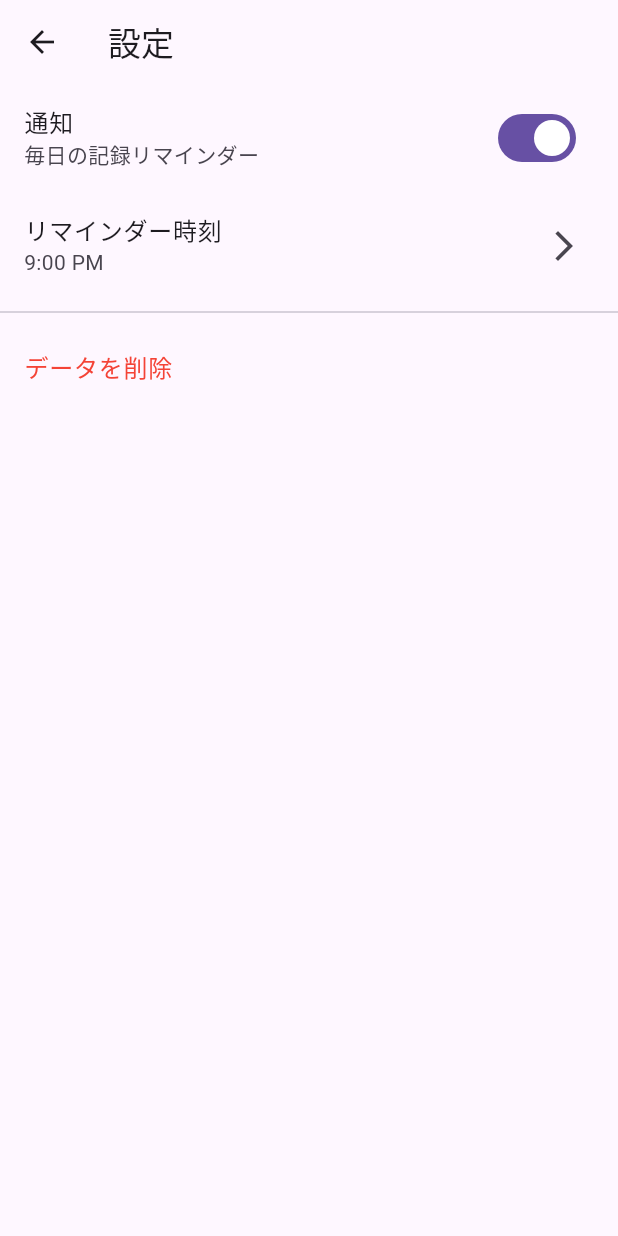
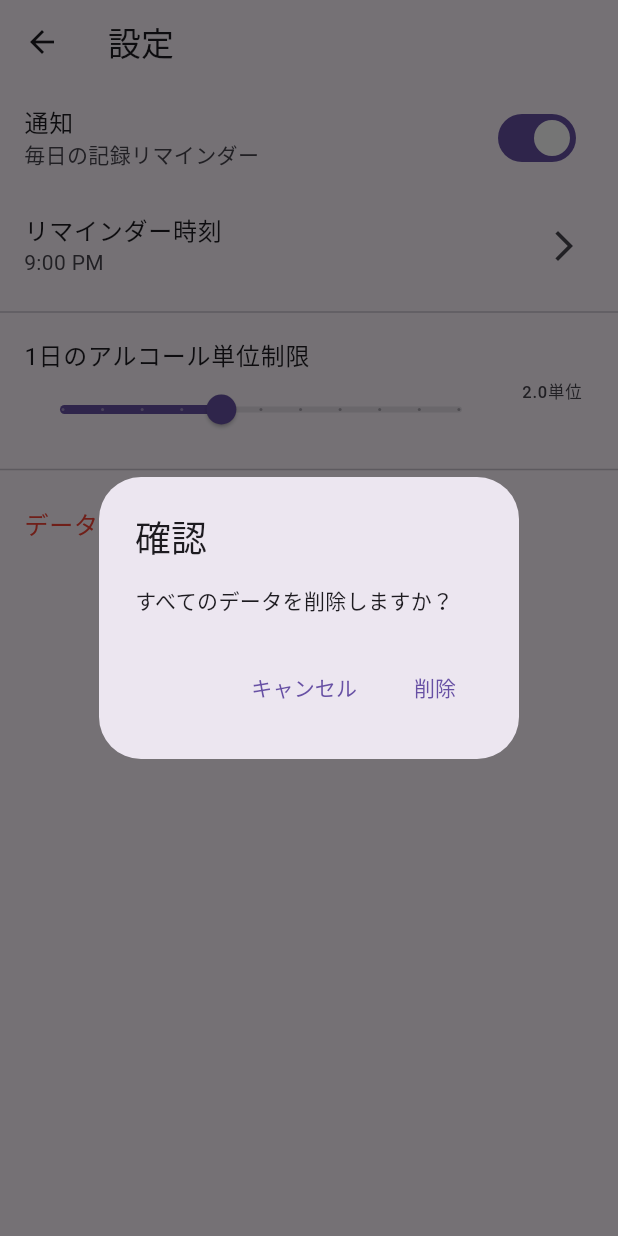
Before and after one commit to cbryotaro/alcohol_counter, a Flutter app: the SettingsScreen screen opened directly, after a tap on "データを削除", on a phone screen of 412 x 824 dp. Run offline on Flutter 3.47's test engine with Material 3 defaults, Android fonts, the phone set to English and light mode, and no system bars; our stand-ins replace shared_preferences; accounts and stored records are empty.

Commit message:
アルコール目安をアプリに永続化

```diff
--- a/lib/screens/settings_screen.dart
+++ b/lib/screens/settings_screen.dart
@@ -1,4 +1,5 @@
 import 'package:flutter/material.dart';
+import 'package:shared_preferences/shared_preferences.dart';
 
 class SettingsScreen extends StatefulWidget {
   const SettingsScreen({super.key});
@@ -8,8 +9,35 @@ class SettingsScreen extends StatefulWidget {
 }
 
 class _SettingsScreenState extends State<SettingsScreen> {
+  late SharedPreferences _prefs;
   bool _enableNotifications = true;
   TimeOfDay _reminderTime = const TimeOfDay(hour: 21, minute: 0);
+  double _dailyLimit = 2.0;
+
+  @override
+  void initState() {
+    super.initState();
+    _loadSettings();
+  }
+
+  Future<void> _loadSettings() async {
+    _prefs = await SharedPreferences.getInstance();
+    setState(() {
+      _enableNotifications = _prefs.getBool('enableNotifications') ?? true;
+      _reminderTime = TimeOfDay(
+        hour: _prefs.getInt('reminderHour') ?? 21,
+        minute: _prefs.getInt('reminderMinute') ?? 0,
+      );
+      _dailyLimit = _prefs.getDouble('dailyLimit') ?? 2.0;
+    });
+  }
+
+  Future<void> _saveSettings() async {
+    await _prefs.setBool('enableNotifications', _enableNotifications);
+    await _prefs.setInt('reminderHour', _reminderTime.hour);
+    await _prefs.setInt('reminderMinute', _reminderTime.minute);
+    await _prefs.setDouble('dailyLimit', _dailyLimit);
+  }
 
   @override
   Widget build(BuildContext context) {
@@ -31,6 +59,7 @@ class _SettingsScreenState extends State<SettingsScreen> {
               setState(() {
                 _enableNotifications = value;
               });
+              _saveSettings();
             },
           ),
           ListTile(
@@ -46,15 +75,55 @@ class _SettingsScreenState extends State<SettingsScreen> {
                 setState(() {
                   _reminderTime = newTime;
                 });
+                _saveSettings();
               }
             },
           ),
           const Divider(),
           ListTile(
+            title: const Text('1日のアルコール単位制限'),
+            subtitle: Slider(
+              value: _dailyLimit,
+              min: 0,
+              max: 5,
+              divisions: 10,
+              label: _dailyLimit.toString(),
+              onChanged: (value) {
+                setState(() {
+                  _dailyLimit = value;
+                });
+                _saveSettings();
+              },
+            ),
+            trailing: Text('${_dailyLimit.toStringAsFixed(1)}単位'),
+          ),
+          const Divider(),
+          ListTile(
             title: const Text('データを削除'),
             textColor: Colors.red,
-            onTap: () {
-              // TODO: データ削除の確認ダイアログと処理を実装
+            onTap: () async {
+              final bool? confirm = await showDialog<bool>(
+                context: context,
+                builder: (context) => AlertDialog(
+                  title: const Text('確認'),
+                  content: const Text('すべてのデータを削除しますか？'),
+                  actions: [
+                    TextButton(
+                      onPressed: () => Navigator.of(context).pop(false),
+                      child: const Text('キャンセル'),
+                    ),
+                    TextButton(
+                      onPressed: () => Navigator.of(context).pop(true),
+                      child: const Text('削除'),
+                    ),
+                  ],
+                ),
+              );
+
+              if (confirm == true) {
+                await _prefs.clear();
+                await _loadSettings();
+              }
             },
           ),
         ],
--- a/pubspec.yaml
+++ b/pubspec.yaml
@@ -34,6 +34,7 @@ dependencies:
   # The following adds the Cupertino Icons font to your application.
   # Use with the CupertinoIcons class for iOS style icons.
   cupertino_icons: ^1.0.8
+  shared_preferences: ^2.2.2
 
 dev_dependencies:
   flutter_test:
```
Also changed, not shown: pubspec.lock, 1 other file.
